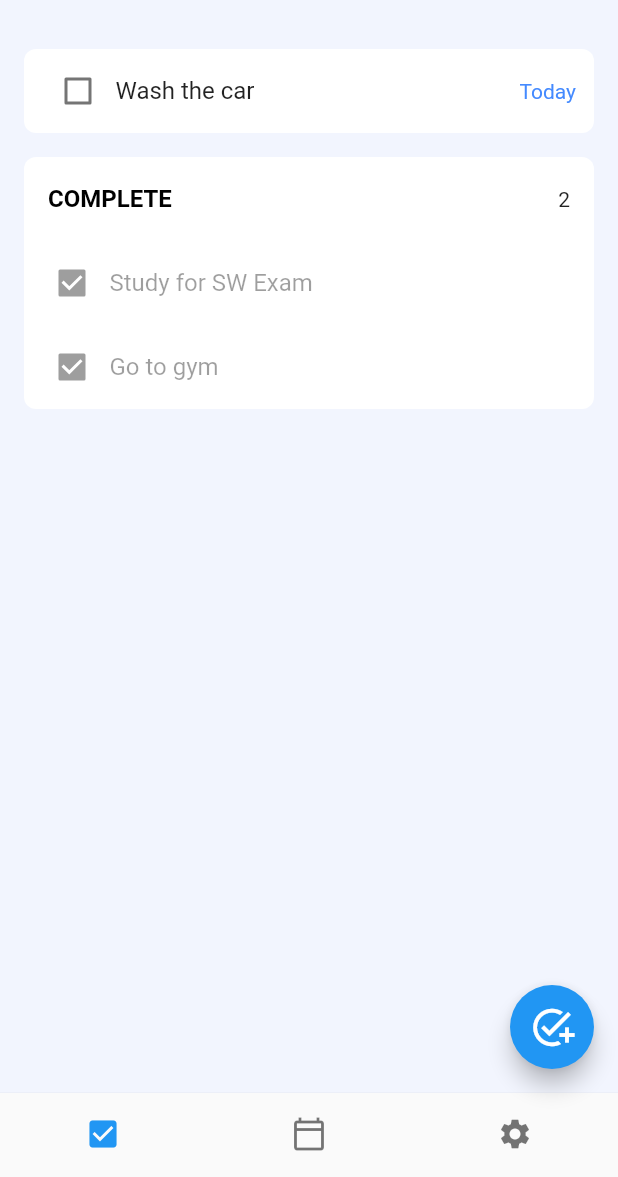
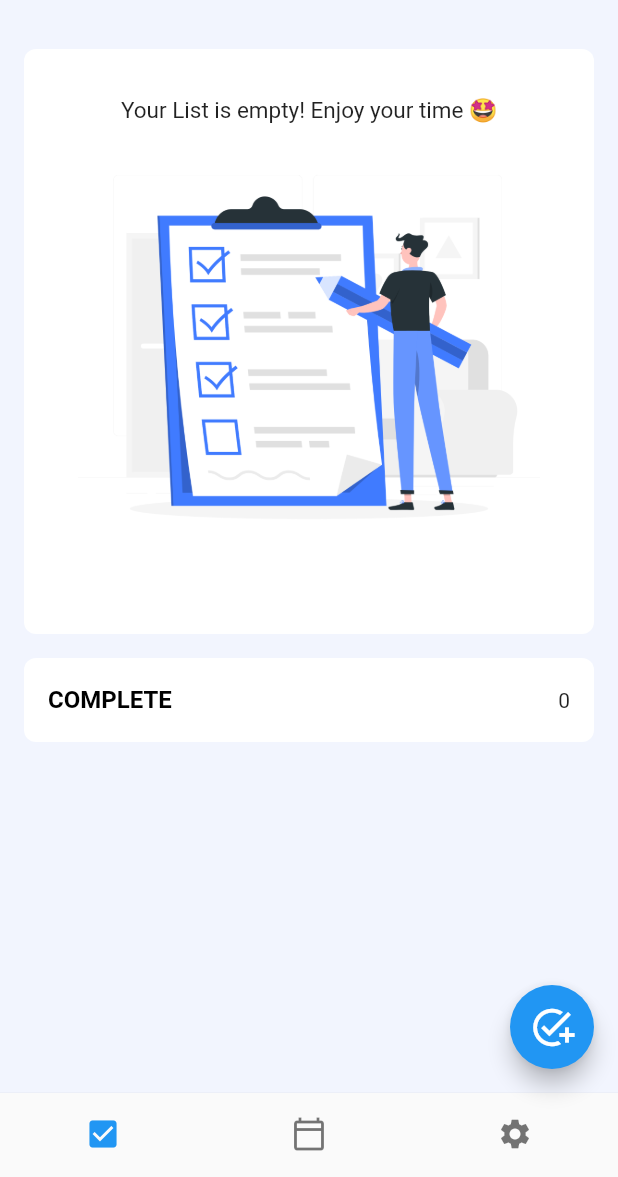
Before and after one commit to abdalazeezS/Task-Planner, a Flutter app: the screen it shows after launch, in the side drawer, after a tap on the "add task" icon, on a phone screen of 412 x 824 dp, the part 59-1236 px from its top. Run offline on Flutter 3.47's test engine with Material 2 defaults, Android fonts, the phone set to English and light mode, and no system bars; our stand-ins replace sqflite; accounts and stored records are empty.

Commit message:
add SQLite database (NOT complete yet)

```diff
--- a/lib/constants.dart
+++ b/lib/constants.dart
@@ -2,63 +2,11 @@ import 'package:Task_Planner/models/task_priority.dart';
 import 'package:flutter/material.dart';
 
 import 'models/task_category.dart';
-import 'models/task.dart';
 
 const Color backgroundColor = Color(0xFFF2F5FE);
 const EdgeInsets space16 = EdgeInsets.all(16.0);
 const EdgeInsets space8 = EdgeInsets.all(8.0);
 const SizedBox sizedBox16Height = SizedBox(height: 16);
-
-class Categories {
-  static TaskCategory today = TaskCategory(name: 'Today', icon: Icons.today);
-  static TaskCategory inbox = TaskCategory(name: 'Inbox', icon: Icons.inbox);
-  static TaskCategory welcome =
-      TaskCategory(name: 'Welcome', icon: Icons.waving_hand_sharp);
-  static TaskCategory work = TaskCategory(name: 'Work', icon: Icons.today);
-  static TaskCategory personal =
-      TaskCategory(name: 'Personal', icon: Icons.work);
-  static TaskCategory shopping =
-      TaskCategory(name: 'Shopping', icon: Icons.shopping_cart_rounded);
-  static TaskCategory wishList =
-      TaskCategory(name: 'Wish List', icon: Icons.hourglass_top);
-  static TaskCategory birthday =
-      TaskCategory(name: 'Birthday', icon: Icons.cake);
-
-  static List<TaskCategory> categoriesList = [
-    inbox,
-    today,
-    welcome,
-    work,
-    personal,
-    shopping,
-    wishList,
-    birthday,
-  ];
-}
-
-var finishedList = [
-  Task(
-    title: 'Study for SW Exam',
-    date: DateTime.now(),
-    isFinished: false,
-    taskPriority: TaskPriorityType.none,
-    category: Categories.inbox,
-  ),
-  Task(
-    title: 'Clean up my room',
-    date: DateTime.now(),
-    isFinished: false,
-    taskPriority: TaskPriorityType.none,
-    category: Categories.personal,
-  ),
-  Task(
-    title: 'Go to gym',
-    date: DateTime.now(),
-    isFinished: false,
-    taskPriority: TaskPriorityType.none,
-    category: Categories.inbox,
-  ),
-];
 
 enum TaskPriorityType { high, medium, low, none }
 
@@ -69,35 +17,31 @@ Map<String, Color> priorityColorMap = {
   'none': Colors.black38
 };
 
-List<TaskPriority> tasksPriorities = [
+List<TaskPriority> _tasksPriorities = [
   TaskPriority(
     taskPriority: TaskPriorityType.high,
-    title: 'High Priority',
     color: Colors.red,
   ),
   TaskPriority(
     taskPriority: TaskPriorityType.medium,
-    title: 'Medium Priority',
     color: Colors.yellow,
   ),
   TaskPriority(
     taskPriority: TaskPriorityType.low,
-    title: 'Low Priority',
     color: Colors.blue,
   ),
   TaskPriority(
     taskPriority: TaskPriorityType.none,
-    title: 'No Priority',
     color: Colors.grey,
   ),
 ];
 
 List<PopupMenuEntry<TaskPriorityType>> taskPriorityOptionList() {
-  return tasksPriorities.map((priority) {
+  return _tasksPriorities.map((priority) {
     return PopupMenuItem(
       value: priority.taskPriority,
       child: ListTile(
-        title: Text(priority.title),
+        title: Text(priority.taskPriority.name),
         leading: Icon(
           Icons.flag,
           color: priority.color,
--- /dev/null
+++ b/lib/models/categories.dart
@@ -0,0 +1,29 @@
+import 'package:Task_Planner/models/task_category.dart';
+import 'package:flutter/material.dart';
+
+class Categories {
+  static TaskCategory today = TaskCategory(name: 'Today', icon: Icons.today);
+  static TaskCategory inbox = TaskCategory(name: 'Inbox', icon: Icons.inbox);
+  static TaskCategory welcome =
+      TaskCategory(name: 'Welcome', icon: Icons.waving_hand_sharp);
+  static TaskCategory work = TaskCategory(name: 'Work', icon: Icons.today);
+  static TaskCategory personal =
+      TaskCategory(name: 'Personal', icon: Icons.work);
+  static TaskCategory shopping =
+      TaskCategory(name: 'Shopping', icon: Icons.shopping_cart_rounded);
+  static TaskCategory wishList =
+      TaskCategory(name: 'Wish List', icon: Icons.hourglass_top);
+  static TaskCategory birthday =
+      TaskCategory(name: 'Birthday', icon: Icons.cake);
+
+  static List<TaskCategory> categoriesList = [
+    inbox,
+    today,
+    welcome,
+    work,
+    personal,
+    shopping,
+    wishList,
+    birthday,
+  ];
+}
--- a/lib/models/task_priority.dart
+++ b/lib/models/task_priority.dart
@@ -4,12 +4,10 @@ import '../constants.dart';
 
 class TaskPriority {
   TaskPriorityType taskPriority;
-  String title;
   Color color;
 
   TaskPriority({
     required this.taskPriority,
-    required this.title,
     required this.color,
   });
 }
--- /dev/null
+++ b/lib/providers/database_provider.dart
@@ -0,0 +1,96 @@
+import 'package:Task_Planner/models/task.dart';
+import 'package:flutter/material.dart';
+import 'package:sqflite/sqflite.dart';
+import 'package:path/path.dart';
+
+class DatabaseProvider extends ChangeNotifier {
+  DatabaseProvider._();
+
+  static final DatabaseProvider db = DatabaseProvider._();
+
+  static Database? _db;
+
+  Future<Database?> get database async {
+    if (_db == null) {
+      _db = await initializeDatabase();
+      return _db;
+    } else {
+      return _db;
+    }
+  }
+
+  initializeDatabase() async {
+    String databasePath = await getDatabasesPath();
+    String path = join(databasePath, 'tasks.db');
+    Database db = await openDatabase(path, onCreate: _onCreate, version: 1);
+    return db;
+  }
+
+  _onCreate(Database db, int version) async {
+    await db.execute('''
+    CREATE TABLE tasks (
+      id INTEGER PRIMARY KEY AUTOINCREMENT,
+      title TEXT NOT NULL,
+      date TEXT NOT NULL,
+      isFinished INTEGER NOT NULL,
+      priority TEXT NOT NULL,
+      category TEXT NOT NULL,
+      description TEXT,
+      subTasks TEXT
+    )
+    ''');
+  }
+
+  Future<int> addTask(Task task) async {
+    Database? myDb = await database;
+    var res = await myDb!.insert('tasks', task.toMap());
+    // print('===========================================${res}');
+    return res;
+    // await db.rawInsert('insert into tasks (title) values (\'test title\')');
+  }
+
+  Future<List<Task>> getTasks() async {
+    Database? myDb = await database;
+    List<Map<String, Object?>> res = await myDb!.rawQuery(
+      'SELECT * FROM tasks WHERE isFinished=0',
+    );
+    List<Task> tasks = [];
+    res.forEach((element) {
+      tasks.add(Task.fromMap(element));
+    });
+    return tasks;
+  }
+
+  Future<List<Task>> getCompletedTasks() async {
+    Database? myDb = await database;
+    List<Map<String, Object?>> res = await myDb!.rawQuery(
+      'SELECT * FROM tasks WHERE isFinished=1',
+    );
+    List<Task> tasks = [];
+    res.forEach((element) {
+      tasks.add(Task.fromMap(element));
+    });
+    return tasks;
+  }
+
+  getSubTasks(Task task) async {
+    Database? myDb = await database;
+    List<Map<String, Object?>> res = await myDb!.rawQuery(
+      'SELECT * FROM tasks WHERE id=${task.id}',
+    );
+    var subTasksAsString = res[0]['subTasks'] as String;
+    print("===========================" + subTasksAsString);
+    // return tasks;
+  }
+
+  updateTask(Task task) async {
+    final db = await database;
+    return await db
+        ?.update('tasks', task.toMap(), where: 'id=?', whereArgs: [task.id]);
+  }
+
+  removeTask(int id) async {
+    final db = await database;
+    return await db?.delete('tasks', where: 'id = ?', whereArgs: [id]);
+  }
+}
--- a/lib/providers/task_provider.dart
+++ b/lib/providers/task_provider.dart
@@ -1,56 +1,57 @@
 import 'package:flutter/material.dart';
 
 import '../constants.dart';
+import '../models/categories.dart';
 import '../models/sub_task.dart';
 import '../models/task_category.dart';
 import '../models/task.dart';
 
 class TaskProvider with ChangeNotifier {
-  List<Task> tasksList = [
-    Task(
-        title: 'Wash the car',
-        date: DateTime.now(),
-        isFinished: false,
-        taskPriority: TaskPriorityType.high,
-        category: Categories.inbox,
-        subTasks: [
-          SubTask(title: 'title', isFinished: false),
-          SubTask(title: 'title2', isFinished: false),
-          SubTask(title: 'title', isFinished: false),
-          SubTask(title: 'title2', isFinished: false),
-        ]),
-    Task(
-        title: 'buy new clothes',
-        date: DateTime.now(),
-        isFinished: false,
-        taskPriority: TaskPriorityType.low,
-        category: Categories.personal,
-        subTasks: [
-          SubTask(title: 'clothes sub 1', isFinished: false),
-        ]),
-    Task(
-        title: 'Start coding flutter project',
-        date: DateTime.now(),
-        isFinished: false,
-        taskPriority: TaskPriorityType.medium,
-        category: Categories.work,
-        subTasks: []),
-    Task(
-        title: 'Prepare RTIT project',
-        date: DateTime.now(),
-        isFinished: false,
-        taskPriority: TaskPriorityType.none,
-        category: Categories.work,
-        subTasks: []),
-    Task(
-      title: 'buy a new perfume',
-      date: DateTime.now(),
-      isFinished: false,
-      taskPriority: TaskPriorityType.none,
-      category: Categories.shopping,
-      subTasks: [],
-    )
-  ];
+  // List<Task> tasksList = [
+  //   Task(
+  //       title: 'Wash the car',
+  //       date: DateTime.now(),
+  //       isFinished: false,
+  //       taskPriority: TaskPriorityType.high,
+  //       category: Categories.inbox,
+  //       subTasks: [
+  //         SubTask(title: 'title', isFinished: false),
+  //         SubTask(title: 'title2', isFinished: false),
+  //         SubTask(title: 'title', isFinished: false),
+  //         SubTask(title: 'title2', isFinished: false),
+  //       ]),
+  //   Task(
+  //       title: 'buy new clothes',
+  //       date: DateTime.now(),
+  //       isFinished: false,
+  //       taskPriority: TaskPriorityType.low,
+  //       category: Categories.personal,
+  //       subTasks: [
+  //         SubTask(title: 'clothes sub 1', isFinished: false),
+  //       ]),
+  //   Task(
+  //       title: 'Start coding flutter project',
+  //       date: DateTime.now(),
+  //       isFinished: false,
+  //       taskPriority: TaskPriorityType.medium,
+  //       category: Categories.work,
+  //       subTasks: []),
+  //   Task(
+  //       title: 'Prepare RTIT project',
+  //       date: DateTime.now(),
+  //       isFinished: false,
+  //       taskPriority: TaskPriorityType.none,
+  //       category: Categories.work,
+  //       subTasks: []),
+  //   Task(
+  //     title: 'buy a new perfume',
+  //     date: DateTime.now(),
+  //     isFinished: false,
+  //     taskPriority: TaskPriorityType.none,
+  //     category: Categories.shopping,
+  //     subTasks: [],
+  //   )
+  // ];
 
   DateTime taskDate = DateTime.now();
   String taskPriorityName = '';
@@ -69,11 +70,6 @@ class TaskProvider with ChangeNotifier {
 
   void removeSubTask(Task task, SubTask subTask) {
     task.subTasks?.remove(subTask);
-    notifyListeners();
-  }
-
-  addTask(Task task) {
-    tasksList.add(task);
     notifyListeners();
   }
 
--- a/lib/screens/home_screen.dart
+++ b/lib/screens/home_screen.dart
@@ -1,9 +1,11 @@
 import 'package:Task_Planner/Providers/task_provider.dart';
 import 'package:Task_Planner/constants.dart';
+import 'package:Task_Planner/providers/database_provider.dart';
 import 'package:Task_Planner/widgets/app_bar.dart';
 import 'package:flutter/material.dart';
 import 'package:provider/provider.dart';
 
+import '../models/categories.dart';
 import '../models/task_category.dart';
 import '../models/task.dart';
 import '../widgets/app_drawer.dart';
@@ -33,14 +35,14 @@ class _HomeScreenState extends State<HomeScreen> {
     );
 
     var currentCategory = taskProvider.currentCategory;
-
-    var currentCategoryTasks = taskProvider.tasksList
-        .where((element) => element.category == currentCategory)
-        .toList();
-
-    var currentCategoryFinishedTasks = finishedList
-        .where((element) => element.category == currentCategory)
-        .toList();
+    //
+    // var currentCategoryTasks = taskProvider.tasksList
+    //     .where((element) => element.category == currentCategory)
+    //     .toList();
+    //
+    // var currentCategoryFinishedTasks = finishedList
+    //     .where((element) => element.category == currentCategory)
+    //     .toList();
 
     return Scaffold(
       backgroundColor: backgroundColor,
@@ -52,14 +54,24 @@ class _HomeScreenState extends State<HomeScreen> {
             padding: space16,
             child: Column(
               children: [
-                TasksSection(
-                  tasksList: currentCategoryTasks,
+                FutureBuilder(
+                  future: DatabaseProvider.db.getTasks(),
+                  builder: (context, snapshot) {
+                    if (snapshot.hasData) {
+                      List<Task> tasks = snapshot.data as List<Task>;
+                      return TasksSection(
+                        tasksList: tasks,
                         onCheck: checkTask,
+                      );
+                    } else if (snapshot.hasError) {
+                      return Text('ERROR ${snapshot.error}');
+                    } else {
+                      return CircularProgressIndicator();
+                    }
+                  },
                 ),
                 sizedBox16Height,
-                CompletedTasksSection(
-                  finishedList: currentCategoryFinishedTasks,
-                ),
+                CompletedTasksSection(),
               ],
             ),
           ),
@@ -137,29 +149,24 @@ class _HomeScreenState extends State<HomeScreen> {
                               PopupMenuButton<TaskCategory>(
                                 child: TextButton.icon(
                                   onPressed: null,
-                                  icon: Icon(
-                                    taskProvider.taskCategory.icon,
-                                  ),
-                                  label: Text(
-                                    taskProvider.taskCategory.name,
-                                  ),
+                                  icon: Icon(taskProvider.taskCategory.icon),
+                                  label: Text(taskProvider.taskCategory.name),
                                 ),
                                 onSelected: (item) {
                                   taskProvider.setTaskCategory(item);
                                 },
                                 itemBuilder: (BuildContext context) => [
-                                  ...Categories.categoriesList
-                                      .map(
-                                        (category) =>
-                                            PopupMenuItem<TaskCategory>(
+                                  ...Categories.categoriesList.map(
+                                    (category) {
+                                      return PopupMenuItem<TaskCategory>(
                                         child: ListTile(
                                           leading: Icon(category.icon),
                                           title: Text(category.name),
                                         ),
                                         value: category,
-                                        ),
-                                      )
-                                      .toList(),
+                                      );
+                                    },
+                                  ).toList(),
                                 ],
                               ),
                             ],
@@ -193,7 +200,8 @@ class _HomeScreenState extends State<HomeScreen> {
           onPressed: value.text.isEmpty
               ? null
               : () {
-                  taskProvider.addTask(
+                  DatabaseProvider.db
+                      .addTask(
                         Task(
                           title: newTaskController.text,
                           date: taskProvider.taskDate,
@@ -202,8 +210,23 @@ class _HomeScreenState extends State<HomeScreen> {
                           taskPriority: taskProvider.taskPriority,
                           subTasks: [],
                         ),
-                  );
+                      )
+                      .then((value) =>
+                          print('==================================$value'));
+                  // print("======================${res}");
+                  // print("======================${await database.getData()}");
+                  // taskProvider.addTask(
+                  //   Task(
+                  //     title: newTaskController.text,
+                  //     date: taskProvider.taskDate,
+                  //     isFinished: false,
+                  //     category: taskProvider.taskCategory,
+                  //     taskPriority: taskProvider.taskPriority,
+                  //     subTasks: [],
+                  //   ),
+                  // );
                   Navigator.of(context).pop();
+                  setState(() {});
                   newTaskController.clear();
                 },
           style: ButtonStyle(
@@ -249,11 +272,8 @@ class _HomeScreenState extends State<HomeScreen> {
   }
 
   void checkTask(Task task) async {
-    await Future.delayed(const Duration(milliseconds: 500));
-    setState(() {
-      finishedList.add(task);
-      Provider.of<TaskProvider>(context, listen: false).tasksList.remove(task);
-    });
+    await DatabaseProvider.db.updateTask(task);
+    setState(() {});
   }
 
   void resetBottomSheet(BuildContext ctx) {
--- a/lib/widgets/app_drawer.dart
+++ b/lib/widgets/app_drawer.dart
@@ -1,10 +1,10 @@
 import 'package:Task_Planner/models/task_category.dart';
 import 'package:Task_Planner/screens/home_screen.dart';
 import 'package:flutter/material.dart';
-import 'package:Task_Planner/constants.dart';
 import 'package:provider/provider.dart';
 
 import '../Providers/task_provider.dart';
+import '../models/categories.dart';
 
 class AppDrawer extends StatelessWidget {
   AppDrawer({
@@ -50,7 +50,7 @@ class AppDrawer extends StatelessWidget {
           ),
           Expanded(
             child: ListView.builder(
-              itemCount: Categories.categoriesList.length,
+              itemCount: Categories.categoriesList.length,//10
               itemBuilder: (context, index) {
                 TaskCategory category = Categories.categoriesList[index];
                 return InkWell(
--- a/lib/widgets/completed_tasks/completed_task_record.dart
+++ b/lib/widgets/completed_tasks/completed_task_record.dart
@@ -15,7 +15,7 @@ class CompletedTaskRecord extends StatelessWidget {
   Widget build(BuildContext context) {
     return GestureDetector(
       onHorizontalDragEnd: (v) {
-        onDrag();
+         onDrag();
       },
       child: ListTile(
         horizontalTitleGap: 1,
--- a/lib/widgets/completed_tasks/completed_tasks_section.dart
+++ b/lib/widgets/completed_tasks/completed_tasks_section.dart
@@ -1,4 +1,5 @@
 import 'package:Task_Planner/models/task.dart';
+import 'package:Task_Planner/providers/database_provider.dart';
 import 'package:flutter/material.dart';
 
 import 'completed_task_record.dart';
@@ -6,23 +7,20 @@ import 'completed_task_record.dart';
 class CompletedTasksSection extends StatefulWidget {
   const CompletedTasksSection({
     Key? key,
-    required this.finishedList,
   }) : super(key: key);
-  final List<Task> finishedList;
 
   @override
   State<CompletedTasksSection> createState() => _CompletedTasksSectionState();
 }
 
 class _CompletedTasksSectionState extends State<CompletedTasksSection> {
-  void removeCompletedTask(Task task) {
-    setState(() {
-      widget.finishedList.remove(task);
-    });
-  }
-
   @override
   Widget build(BuildContext context) {
+    return FutureBuilder(
+      future: DatabaseProvider.db.getCompletedTasks(),
+      builder: (context, snapshot) {
+        if (snapshot.hasData) {
+          List<Task> tasks = snapshot.data as List<Task>;
           return Container(
             width: double.infinity,
             constraints: const BoxConstraints(
@@ -44,19 +42,31 @@ class _CompletedTasksSectionState extends State<CompletedTasksSection> {
                       color: Colors.black,
                     ),
                   ),
-            trailing: Text(widget.finishedList.length.toString()),
+                  trailing: Text(tasks.length.toString()),
                 ),
-          ...widget.finishedList.asMap().entries.map((e) {
+                ListView(
+                  shrinkWrap: true,
+                  physics: NeverScrollableScrollPhysics(),
+                  children: tasks.asMap().entries.map((e) {
                     return CompletedTaskRecord(
                       task: e.value,
-              onDrag: () {
-                removeCompletedTask(e.value);
-                print(widget.finishedList.toString());
+                      onDrag: () async {
+                        await DatabaseProvider.db.removeTask(e.value.id!);
+                        setState(() {});
+                        print(tasks.toString());
                       },
                     );
-          })
+                  }).toList(),
+                )
               ],
             ),
           );
+        } else if (snapshot.hasError) {
+          return Text('ERROR ${snapshot.error}');
+        } else {
+          return CircularProgressIndicator();
+        }
+      },
+    );
   }
 }
--- a/lib/widgets/current_tasks/current_task_record.dart
+++ b/lib/widgets/current_tasks/current_task_record.dart
@@ -43,6 +43,7 @@ class _TaskRecordState extends State<TaskRecord> {
     //var datePicked = DateTime.parse(widget.task.date);
     return GestureDetector(
       onTap: () {
+        print("========================${widget.task.toString()}");
         Navigator.of(context).push(
           MaterialPageRoute(
             builder: (context) => TaskDetails(
--- a/lib/widgets/current_tasks/current_tasks_section.dart
+++ b/lib/widgets/current_tasks/current_tasks_section.dart
@@ -35,7 +35,7 @@ class _TasksSectionState extends State<TasksSection> {
               child: Column(
                 children: [
                   Text(
-                    'All Tasks are Done! Enjoy your time 🤩',
+                    'Your List is empty! Enjoy your time 🤩',
                     style: TextStyle(fontSize: 15),
                   ),
                   Image.asset('assets/images/tasks_img.png'),
@@ -44,16 +44,26 @@ class _TasksSectionState extends State<TasksSection> {
             )
           : Column(
               children: [
-                ...widget.tasksList.asMap().entries.map((e) {
+                ...widget.tasksList.map((task) {
                   return TaskRecord(
-                    task: e.value,
+                    task: task,
                     onChecked: () {
                       setState(() {
-                        widget.onCheck(e.value);
+                        widget.onCheck(task);
                       });
                     },
                   );
-                }).toList()
+                }).toList(),
+                // ...widget.tasksList.asMap().entries.map((e) {
+                //   return TaskRecord(
+                //     task: e.value,
+                //     onChecked: () {
+                //       setState(() {
+                //         widget.onCheck(e.value);
+                //       });
+                //     },
+                //   );
+                // }).toList()
               ],
             ),
     );
--- a/pubspec.yaml
+++ b/pubspec.yaml
@@ -40,8 +40,8 @@ dependencies:
   flutter_svg: ^1.1.5
   intl: ^0.17.0
   provider: ^6.0.4
-  sqflite: ^2.2.0+3
   http: ^0.13.5
+  sqflite:
 
 dev_dependencies:
   flutter_test:
```
Also changed, not shown: lib/models/task.dart (+44 -0 lines), lib/screens/task_details_screen.dart (+35 -10 lines), pubspec.lock. Lines whose indentation alone changed are shown as unchanged.
